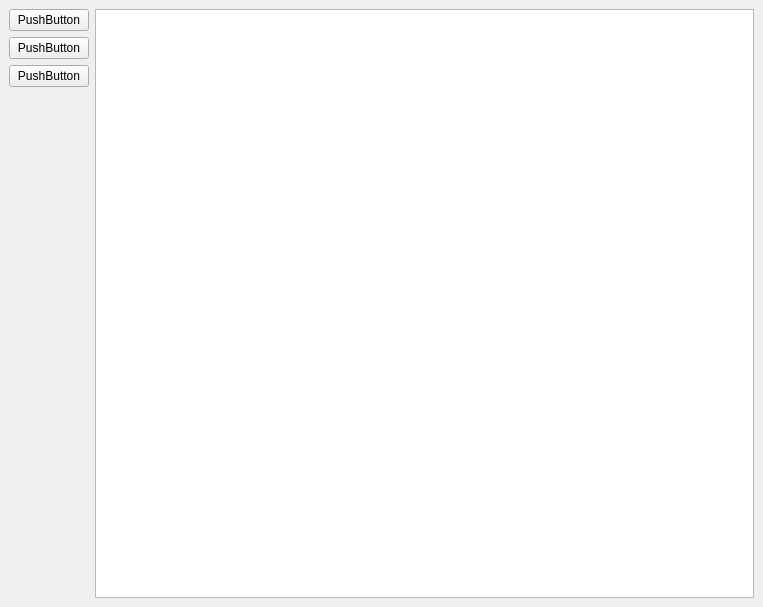
Qt form 1/src/main_window.ui (dazzlemon/diit_121-ipz_y2_cg) before a commit.
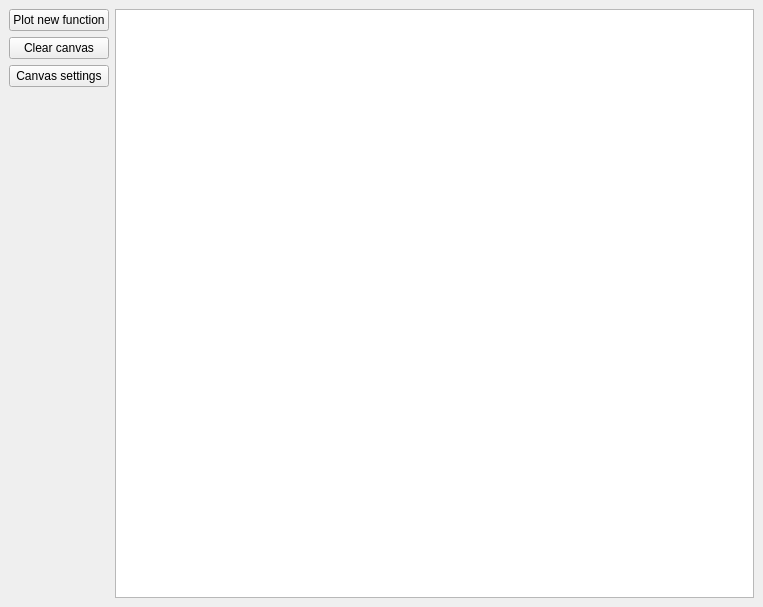
The same form after that commit.

What changed in the file:
```diff
--- a/1/src/main_window.ui
+++ b/1/src/main_window.ui
@@ -28,21 +28,21 @@
         <item>
          <widget class="QPushButton" name="pushButton">
           <property name="text">
-           <string>PushButton</string>
+           <string>Plot new function</string>
           </property>
          </widget>
         </item>
         <item>
          <widget class="QPushButton" name="pushButton_2">
           <property name="text">
-           <string>PushButton</string>
+           <string>Clear canvas</string>
           </property>
          </widget>
         </item>
         <item>
          <widget class="QPushButton" name="pushButton_3">
           <property name="text">
-           <string>PushButton</string>
+           <string>Canvas settings</string>
           </property>
          </widget>
         </item>
```
Left out of the diff: 8 changed lines with no effect on the pictures.
